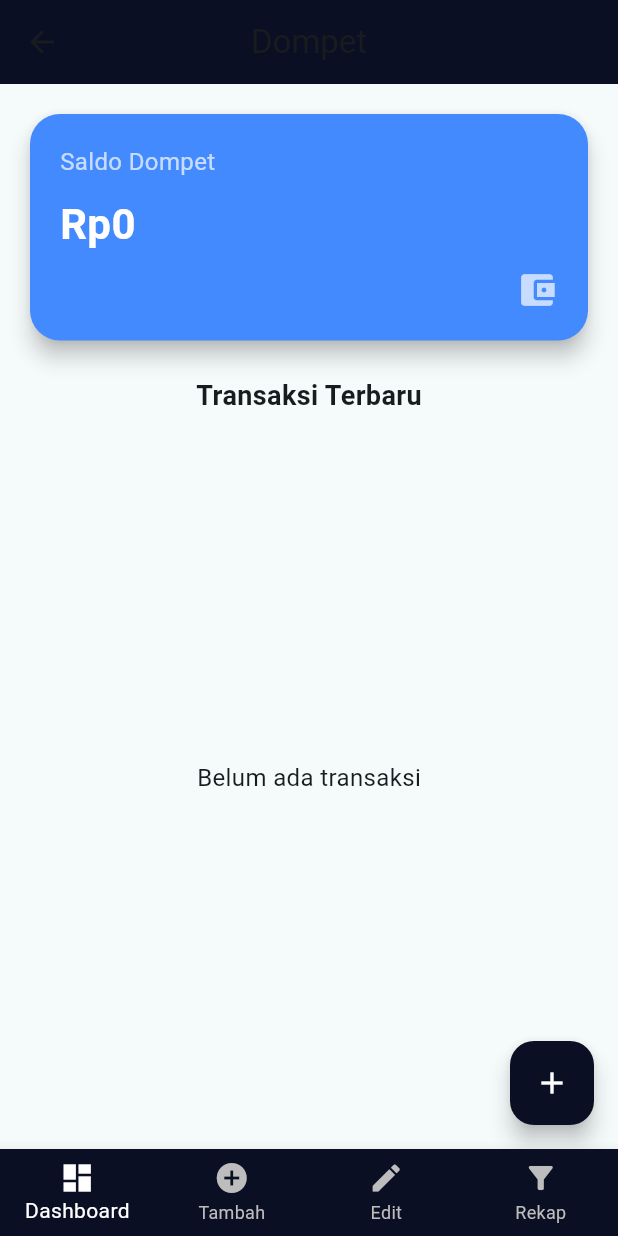
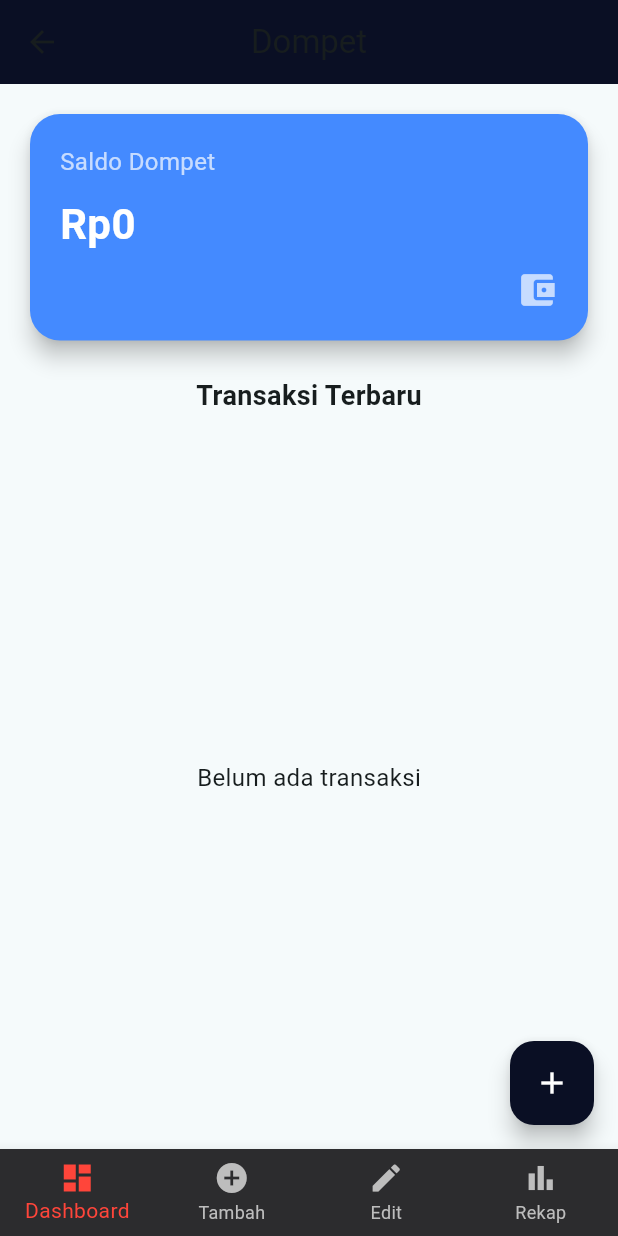
Before and after one commit to raulinsightslab/fintrack, a Flutter app: the Botbar screen opened by its route, on a phone screen of 412 x 824 dp. Run offline on Flutter 3.47's test engine with Material 3 defaults, Android fonts, the phone set to English and light mode, and no system bars; our stand-ins replace fl_chart, lottie, shared_preferences, sqflite; accounts and stored records are empty.

Commit message:
revisi lagi

```diff
--- a/lib/views/login.dart
+++ b/lib/views/login.dart
@@ -53,6 +53,7 @@ class _LoginPageState extends State<LoginPage> {
 
               // Email field
               TextFormField(
+                style: TextStyle(color: AppColor.textPrimary),
                 controller: _emailController,
                 decoration: InputDecoration(
                   labelText: "Email",
@@ -68,6 +69,7 @@ class _LoginPageState extends State<LoginPage> {
 
               // Password field
               TextFormField(
+                style: TextStyle(color: AppColor.textPrimary),
                 controller: _passwordController,
                 obscureText: _obscurePassword,
                 decoration: InputDecoration(
--- a/lib/widget/botbar.dart
+++ b/lib/widget/botbar.dart
@@ -1,3 +1,4 @@
+import 'package:fintrack/utils/app_color.dart';
 import 'package:fintrack/views/dashboard.dart';
 import 'package:fintrack/views/tambah.dart';
 import 'package:fintrack/views/edit.dart';
@@ -28,8 +29,8 @@ class _BotbarState extends State<Botbar> {
       body: _widgetOptions[selectedindex],
       bottomNavigationBar: BottomNavigationBar(
         type: BottomNavigationBarType.fixed,
-        backgroundColor: const Color(0xFF0A0F24),
-        selectedItemColor: Colors.white,
+        backgroundColor: AppColor.surface,
+        selectedItemColor: AppColor.button,
         unselectedItemColor: Colors.grey[400],
         currentIndex: selectedindex,
         onTap: (value) {
@@ -47,7 +48,7 @@ class _BotbarState extends State<Botbar> {
             label: "Tambah",
           ),
           BottomNavigationBarItem(icon: Icon(Icons.edit), label: "Edit"),
-          BottomNavigationBarItem(icon: Icon(Icons.filter_alt), label: "Rekap"),
+          BottomNavigationBarItem(icon: Icon(Icons.bar_chart), label: "Rekap"),
         ],
       ),
     );
```
